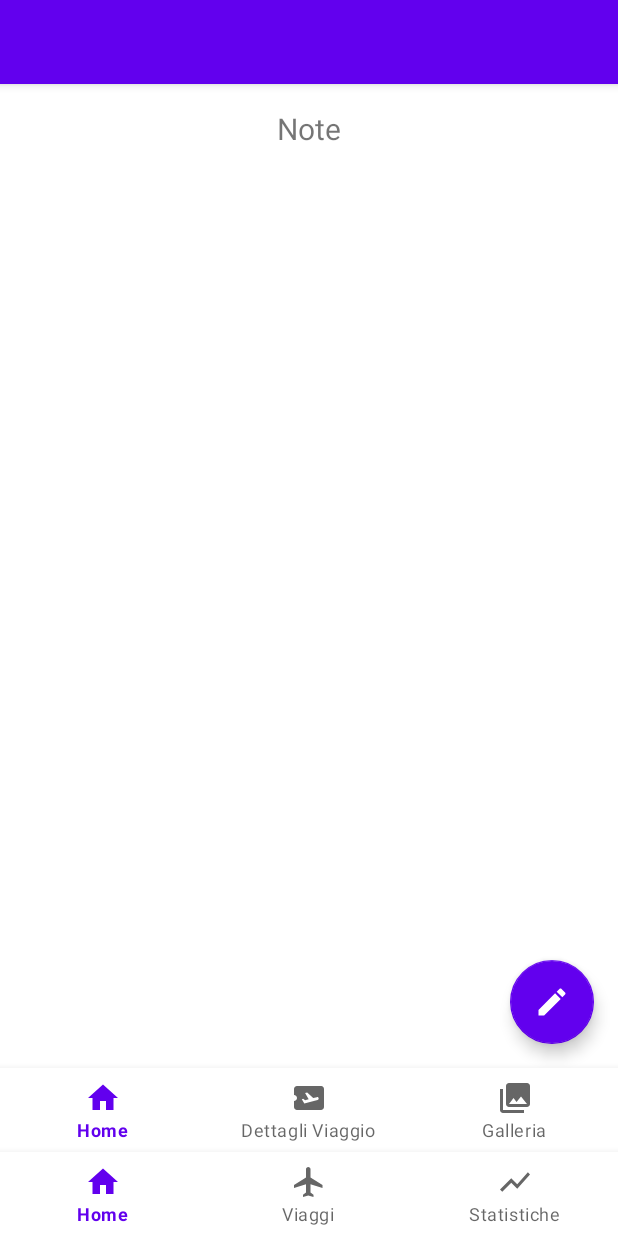
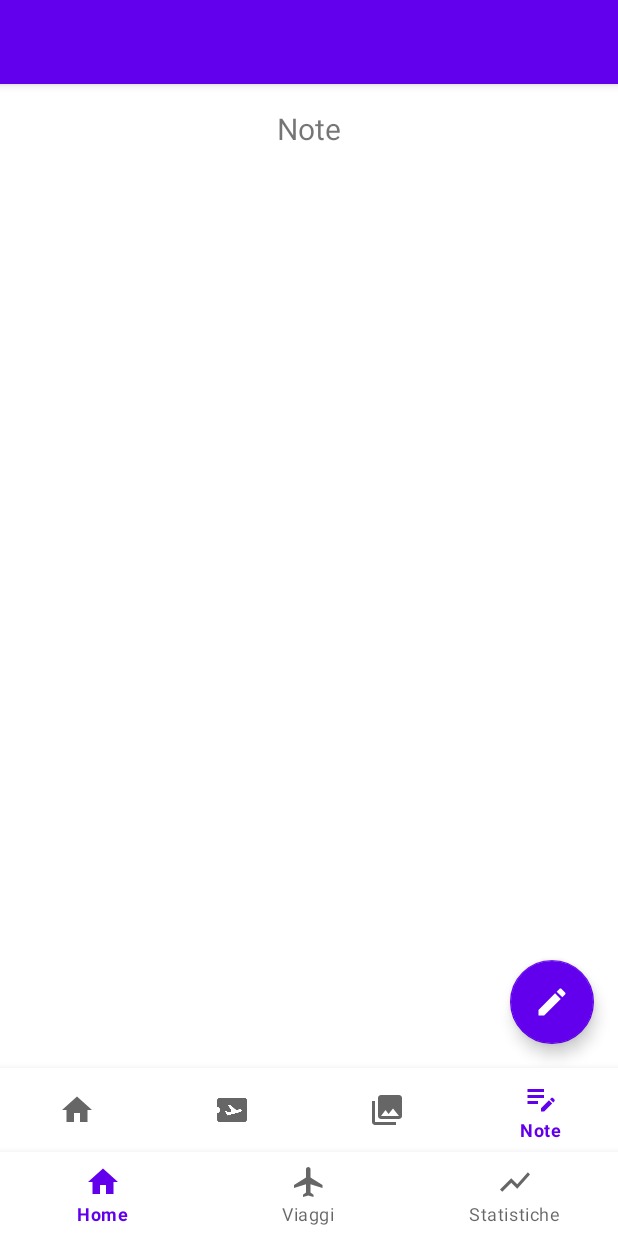
Before and after one commit to NicolasCola7/MA-Project, an Android app: the fragment NotesListFragment placed in its activity, on a phone screen of 412 x 824 dp. Run offline under Robolectric (Android 15) with nearby library versions, the light colour scheme and no system bars; our stand-ins replace Dagger/Hilt's generated code, Room's generated code, Timber, data binding, navigation-ui; 2 statements that could not run were skipped.

Commit message:
miglior barra di navigazione nei dettagli/note/galleria

```diff
--- a/app/src/main/java/com/example/travel_companion/presentation/ui/fragment/NotesListFragment.kt
+++ b/app/src/main/java/com/example/travel_companion/presentation/ui/fragment/NotesListFragment.kt
@@ -115,6 +115,7 @@ class NotesListFragment : Fragment() {
     }
 
     private fun setupBottomNavigation() {
+        binding.bottomNavigationView.selectedItemId =  R.id.goToNotes
         binding.bottomNavigationView.setOnItemSelectedListener { item ->
             when (item.itemId) {
                 R.id.homeFragment -> {
@@ -133,6 +134,9 @@ class NotesListFragment : Fragment() {
                     findNavController().navigate(
                         NotesListFragmentDirections.actionNotesListFragmentToPhotoGalleryFragment(args.tripId)
                     )
+                    true
+                }
+                R.id.goToNotes -> {
                     true
                 }
                 else -> false
--- a/app/src/main/java/com/example/travel_companion/presentation/ui/fragment/PhotoGalleryFragment.kt
+++ b/app/src/main/java/com/example/travel_companion/presentation/ui/fragment/PhotoGalleryFragment.kt
@@ -103,6 +103,7 @@ class PhotoGalleryFragment : Fragment() {
     }
 
     private fun setupBottomNavigation() {
+        binding.bottomNavigationView.selectedItemId =  R.id.goToPhotoGallery
         binding.bottomNavigationView.setOnItemSelectedListener { item ->
             when (item.itemId) {
                 R.id.homeFragment -> {
@@ -121,6 +122,9 @@ class PhotoGalleryFragment : Fragment() {
                     findNavController().navigate(
                         PhotoGalleryFragmentDirections.actionPhotoGalleryFragmentToTripDetailsFragment(args.tripId)
                     )
+                    true
+                }
+                R.id.goToPhotoGallery -> {
                     true
                 }
                 else -> false
--- a/app/src/main/java/com/example/travel_companion/presentation/ui/fragment/TripDetailsFragment.kt
+++ b/app/src/main/java/com/example/travel_companion/presentation/ui/fragment/TripDetailsFragment.kt
@@ -125,6 +125,7 @@ class TripDetailsFragment: Fragment() {
      * Configures bottom navigation menu item selection and navigation actions.
      */
     private fun setupBottomNavigation() {
+        binding.bottomNavigationView.selectedItemId =  R.id.goToTripDetails
         binding.bottomNavigationView.setOnItemSelectedListener { item ->
             when (item.itemId) {
                 R.id.homeFragment -> {
@@ -143,6 +144,9 @@ class TripDetailsFragment: Fragment() {
                     findNavController().navigate(
                         TripDetailsFragmentDirections.actionTripDetailFragmentToNoteListFragment(args.tripId)
                     )
+                    true
+                }
+                R.id.goToTripDetails -> {
                     true
                 }
                 else -> false
--- a/app/src/main/res/layout/fragment_note_list.xml
+++ b/app/src/main/res/layout/fragment_note_list.xml
@@ -63,7 +63,7 @@
             android:id="@+id/bottomNavigationView"
             android:layout_width="match_parent"
             android:layout_height="wrap_content"
-            app:menu="@menu/notes_bottom_nav_menu"
+            app:menu="@menu/trip_details_bottom_nav_menu"
             app:layout_constraintBottom_toBottomOf="parent"
             app:layout_constraintEnd_toEndOf="parent"
             app:layout_constraintStart_toStartOf="parent" />
--- a/app/src/main/res/layout/fragment_photo_gallery.xml
+++ b/app/src/main/res/layout/fragment_photo_gallery.xml
@@ -54,7 +54,7 @@
             android:layout_width="match_parent"
             android:layout_height="wrap_content"
             android:layout_marginTop="8dp"
-            app:menu="@menu/gallery_bottom_nav_menu"
+            app:menu="@menu/trip_details_bottom_nav_menu"
             app:layout_constraintBottom_toBottomOf="parent"
             app:layout_constraintEnd_toEndOf="parent"
             app:layout_constraintStart_toStartOf="parent" />
--- a/app/src/main/res/menu/notes_bottom_nav_menu.xml
+++ /dev/null
@@ -1,16 +0,0 @@
-<?xml version="1.0" encoding="utf-8"?>
-<menu xmlns:android="http://schemas.android.com/apk/res/android">
-
-    <item android:id="@+id/homeFragment"
-        android:title="Home"
-        android:icon="@drawable/ic_home" />
-
-    <item android:id="@+id/goToTripDetails"
-        android:title="Dettagli Viaggio"
-        android:icon="@drawable/ic_detail_trip_24" />
-
-    <item android:id="@+id/goToPhotoGallery"
-        android:title="Galleria"
-        android:icon="@drawable/ic_menu_gallery" />
-
-</menu>
--- a/app/src/main/res/menu/trip_details_bottom_nav_menu.xml
+++ b/app/src/main/res/menu/trip_details_bottom_nav_menu.xml
@@ -3,6 +3,10 @@
     <item android:id="@+id/homeFragment"
         android:title="Home"
         android:icon="@drawable/ic_home" />
+
+    <item android:id="@+id/goToTripDetails"
+        android:title="Dettagli Viaggio"
+        android:icon="@drawable/ic_detail_trip_24" />
 
     <item android:id="@+id/goToPhotoGallery"
         android:title="Galleria"
```
Also changed, not shown: app/src/main/res/menu/gallery_bottom_nav_menu.xml (deleted, +0 -18 lines).
